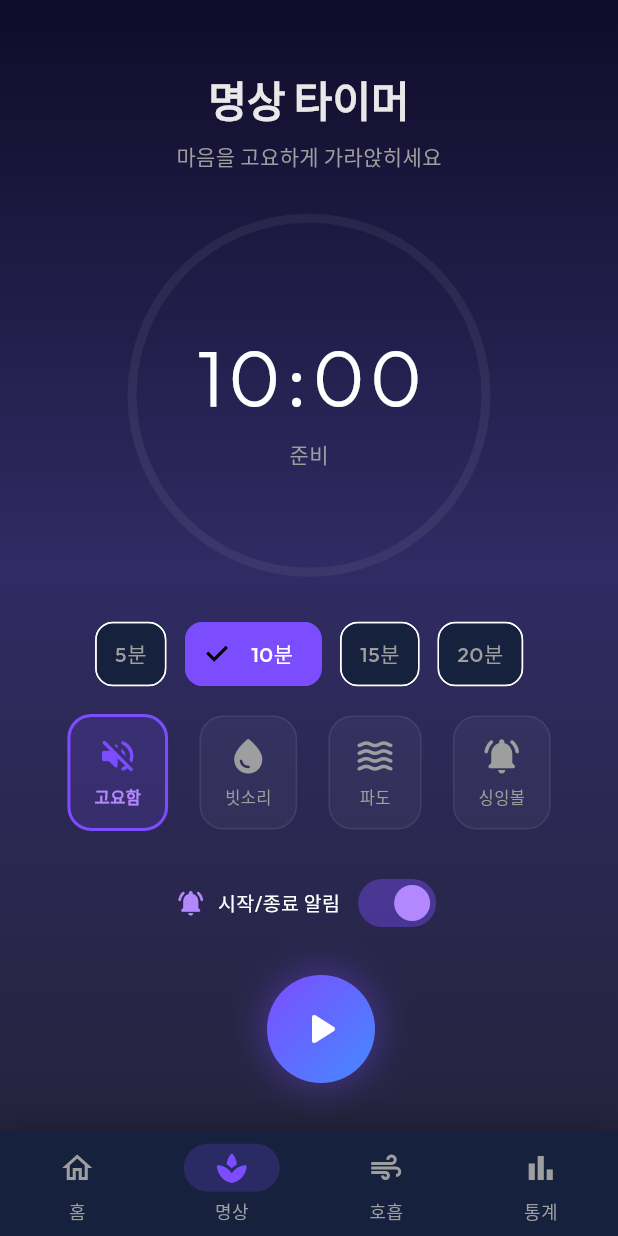
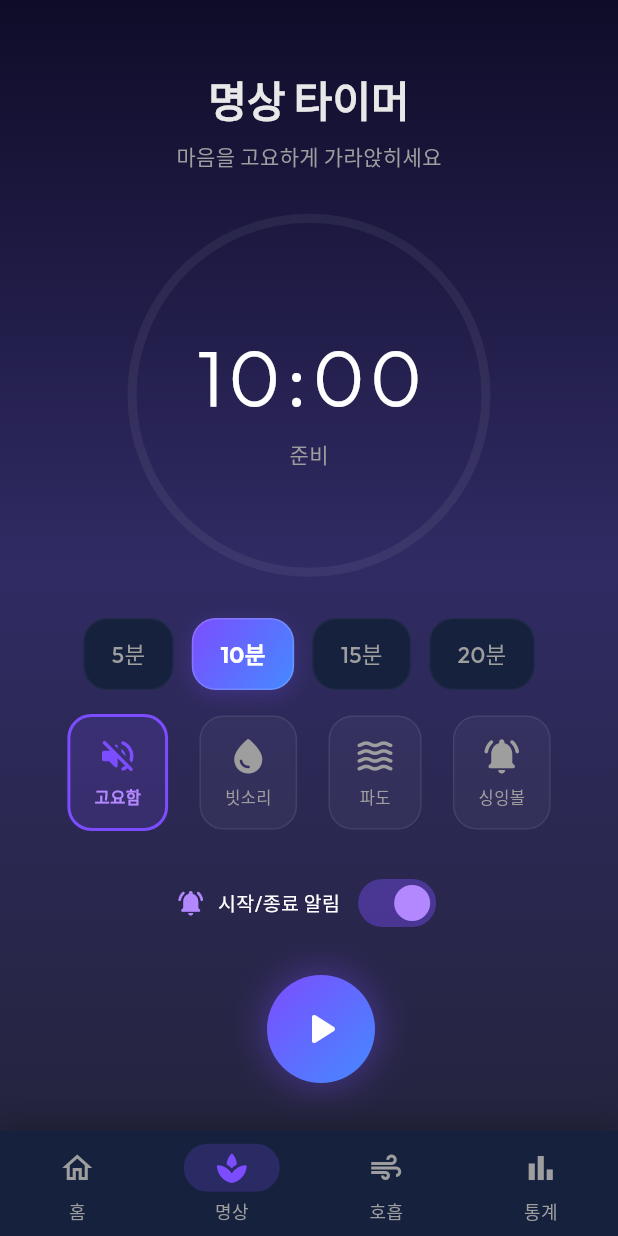
Before and after one commit to forestor/zenflow, a Flutter app: the screen it shows after launch, item 2 of the bottom bar chosen, after a tap on the "play arrow" icon, after a tap on the "stop" icon, on a phone screen of 412 x 824 dp. Run offline on Flutter 3.47's test engine with Material 3 defaults, Android fonts, the phone set to English and light mode, and no system bars; our stand-ins replace audioplayers, google_fonts, shared_preferences.

Commit message:
Fix layout clipping issues, stabilize timer chips design, and update app icon artifacts

```diff
--- a/lib/screens/breathing_screen.dart
+++ b/lib/screens/breathing_screen.dart
@@ -105,18 +105,21 @@ class _BreathingScreenState extends State<BreathingScreen>
     _controller.stop();
     _controller.reset();
     _totalCycles = _cycleCount;
-    final elapsed = _startTime != null
-        ? DateTime.now().difference(_startTime!).inMinutes
+    final elapsedSeconds = _startTime != null
+        ? DateTime.now().difference(_startTime!).inSeconds
         : 0;
+
     setState(() {
       _isRunning = false;
       _cycleCount = 0;
     });
 
-    if (elapsed > 0 || _totalCycles > 0) {
+    if (elapsedSeconds > 1 || _totalCycles > 0) {
+      // Record at least 1 minute if some progress was made
+      final recordMinutes = (elapsedSeconds / 60).ceil().clamp(1, 999);
       await StorageService.saveRecord(MeditationRecord(
         date: DateTime.now(),
-        durationMinutes: elapsed > 0 ? elapsed : 1,
+        durationMinutes: recordMinutes,
         type: 'breathing',
       ));
       if (mounted) {
@@ -141,10 +144,8 @@ class _BreathingScreenState extends State<BreathingScreen>
 
   @override
   Widget build(BuildContext context) {
-    return Container(
-      decoration: const BoxDecoration(gradient: AppTheme.backgroundGradient),
-      child: SafeArea(
-        child: SingleChildScrollView(
+    return SafeArea(
+      child: SingleChildScrollView(
           child: Column(
             children: [
               const SizedBox(height: 24),
@@ -215,8 +216,7 @@ class _BreathingScreenState extends State<BreathingScreen>
             ],
           ),
         ),
-      ),
-    );
+      );
   }
 
   Widget _buildGuideInfo() {
--- a/lib/screens/home_screen.dart
+++ b/lib/screens/home_screen.dart
@@ -25,9 +25,12 @@ class _HomeScreenState extends State<HomeScreen> {
   @override
   Widget build(BuildContext context) {
     return Scaffold(
-      body: IndexedStack(
-        index: _currentIndex,
-        children: _screens,
+      body: Container(
+        decoration: const BoxDecoration(gradient: AppTheme.backgroundGradient),
+        child: IndexedStack(
+          index: _currentIndex,
+          children: _screens,
+        ),
       ),
       bottomNavigationBar: Container(
         decoration: BoxDecoration(
@@ -132,10 +135,8 @@ class _HomeTabState extends State<_HomeTab> {
 
   @override
   Widget build(BuildContext context) {
-    return Container(
-      decoration: const BoxDecoration(gradient: AppTheme.backgroundGradient),
-      child: SafeArea(
-        child: SingleChildScrollView(
+    return SafeArea(
+      child: SingleChildScrollView(
           child: Padding(
             padding: const EdgeInsets.all(24),
             child: Column(
@@ -262,7 +263,6 @@ class _HomeTabState extends State<_HomeTab> {
                 const SizedBox(height: 32),
               ],
             ),
-          ),
         ),
       ),
     );
--- a/lib/screens/stats_screen.dart
+++ b/lib/screens/stats_screen.dart
@@ -47,10 +47,8 @@ class _StatsScreenState extends State<StatsScreen> {
 
   @override
   Widget build(BuildContext context) {
-    return Container(
-      decoration: const BoxDecoration(gradient: AppTheme.backgroundGradient),
-      child: SafeArea(
-        child: RefreshIndicator(
+    return SafeArea(
+      child: RefreshIndicator(
           onRefresh: _loadStats,
           child: ListView(
             padding: const EdgeInsets.all(24),
@@ -126,8 +124,7 @@ class _StatsScreenState extends State<StatsScreen> {
             ],
           ),
         ),
-      ),
-    );
+      );
   }
 
   Widget _buildWeeklyChart() {
--- a/lib/screens/timer_screen.dart
+++ b/lib/screens/timer_screen.dart
@@ -34,7 +34,7 @@ class _TimerScreenState extends State<TimerScreen>
     super.initState();
     _timerController = AnimationController(
       vsync: this,
-      duration: Duration(minutes: _selectedMinutes),
+      duration: Duration(seconds: _selectedMinutes * 60),
     )..addListener(_onTimerTick);
 
     _pulseController = AnimationController(
@@ -78,7 +78,7 @@ class _TimerScreenState extends State<TimerScreen>
       _isRunning = true;
       _isComplete = false;
     });
-    _timerController.duration = Duration(minutes: _selectedMinutes);
+    _timerController.duration = Duration(seconds: _selectedMinutes * 60);
     _timerController.forward(from: _timerController.value);
 
     // Start combined sequence: Signal (if used) -> Ambient (if selected)
@@ -133,9 +133,7 @@ class _TimerScreenState extends State<TimerScreen>
   Widget build(BuildContext context) {
     return Scaffold(
       backgroundColor: Colors.transparent,
-      body: Container(
-        decoration: const BoxDecoration(gradient: AppTheme.backgroundGradient),
-        child: SafeArea(
+      body: SafeArea(
         child: Stack(
             children: [
               Padding(
@@ -206,7 +204,6 @@ class _TimerScreenState extends State<TimerScreen>
                 ),
 
             ],
-          ),
           ),
         ),
     );
@@ -303,36 +300,57 @@ class _TimerScreenState extends State<TimerScreen>
   }
 
   Widget _buildDurationChips() {
-    return SingleChildScrollView(
+    return SizedBox(
+      height: 48,
+      child: Center(
+        child: ListView.separated(
+          shrinkWrap: true,
           scrollDirection: Axis.horizontal,
           padding: const EdgeInsets.symmetric(horizontal: 8),
-      child: Row(
-        mainAxisAlignment: MainAxisAlignment.center,
-        children: _durations.map((m) {
+          itemCount: _durations.length,
+          separatorBuilder: (context, index) => const SizedBox(width: 12),
+          itemBuilder: (context, index) {
+            final m = _durations[index];
             final isSelected = m == _selectedMinutes;
-          return Padding(
-            padding: const EdgeInsets.symmetric(horizontal: 6),
-            child: ChoiceChip(
-              label: Text('$m분'),
-              selected: isSelected,
-              onSelected: (_) => _selectDuration(m),
-              selectedColor: AppTheme.primary,
-              backgroundColor: AppTheme.surfaceLight,
-              labelStyle: TextStyle(
+            return GestureDetector(
+              onTap: () => _selectDuration(m),
+              child: AnimatedContainer(
+                duration: const Duration(milliseconds: 300),
+                padding: const EdgeInsets.symmetric(horizontal: 18),
+                decoration: BoxDecoration(
+                  borderRadius: BorderRadius.circular(16),
+                  color: isSelected ? null : AppTheme.surfaceLight,
+                  gradient: isSelected ? AppTheme.accentGradient : null,
+                  boxShadow: isSelected
+                      ? [
+                          BoxShadow(
+                            color: AppTheme.primary.withAlpha(60),
+                            blurRadius: 12,
+                            offset: const Offset(0, 4),
+                          )
+                        ]
+                      : [],
+                  border: Border.all(
+                    color: isSelected
+                        ? Colors.white.withAlpha(40)
+                        : Colors.white.withAlpha(10),
+                    width: 1,
+                  ),
+                ),
+                child: Center(
+                  child: Text(
+                    '$m분',
+                    style: TextStyle(
                       color: isSelected ? Colors.white : AppTheme.textSecondary,
-                fontWeight: FontWeight.w500,
-                fontSize: 14,
+                      fontWeight: isSelected ? FontWeight.w700 : FontWeight.w500,
+                      fontSize: 15,
                     ),
-              // 선택된 칩은 텍스트가 잘리지 않도록 내부 여백을 충분히 확보
-              labelPadding: isSelected
-                  ? const EdgeInsets.symmetric(horizontal: 10, vertical: 2)
-                  : const EdgeInsets.symmetric(horizontal: 4, vertical: 2),
-              shape: RoundedRectangleBorder(
-                borderRadius: BorderRadius.circular(12),
+                  ),
                 ),
               ),
             );
-        }).toList(),
+          },
+        ),
       ),
     );
   }
```
Also changed, not shown: 27 other files. Lines whose indentation alone changed are shown as unchanged.
